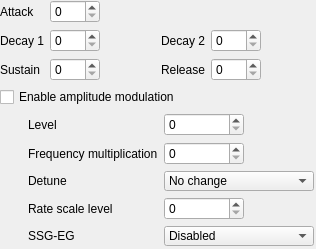
This is src/operator_editor.ui in Wohlstand/OPN2BankEditor as Qt 5 draws it before an edit. The edited form follows.
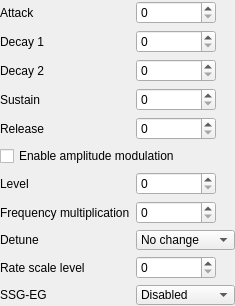
This is the edited form.

```diff
--- a/src/operator_editor.ui
+++ b/src/operator_editor.ui
@@ -6,8 +6,8 @@
    <rect>
     <x>0</x>
     <y>0</y>
-    <width>316</width>
-    <height>249</height>
+    <width>217</width>
+    <height>306</height>
    </rect>
   </property>
   <property name="windowTitle">
@@ -28,91 +28,17 @@
    </property>
    <item>
     <layout class="QGridLayout" name="gridLayout_4">
-     <item row="0" column="1">
-      <widget class="QSpinBox" name="op_attack">
-       <property name="sizePolicy">
-        <sizepolicy hsizetype="Preferred" vsizetype="Fixed">
-         <horstretch>0</horstretch>
-         <verstretch>0</verstretch>
-        </sizepolicy>
-       </property>
-       <property name="minimumSize">
-        <size>
-         <width>50</width>
-         <height>0</height>
-        </size>
-       </property>
-       <property name="maximumSize">
-        <size>
-         <width>80</width>
-         <height>16777215</height>
-        </size>
-       </property>
+     <item row="8" column="0">
+      <widget class="QLabel" name="label_12">
        <property name="toolTip">
         <string>&lt;html&gt;&lt;head/&gt;&lt;body&gt;&lt;p&gt;&lt;span style=&quot; font-weight:600;&quot;&gt;Attack Rate.&lt;/span&gt;&lt;/p&gt;&lt;p&gt;Determines the rising time for the sound. The higher the value, the faster the attack.&lt;/p&gt;&lt;p&gt;Range from 0 to 31.&lt;/p&gt;&lt;/body&gt;&lt;/html&gt;</string>
        </property>
-       <property name="maximum">
-        <number>31</number>
+       <property name="text">
+        <string>Detune</string>
        </property>
       </widget>
      </item>
-     <item row="1" column="1">
-      <widget class="QSpinBox" name="op_decay1">
-       <property name="sizePolicy">
-        <sizepolicy hsizetype="Preferred" vsizetype="Fixed">
-         <horstretch>0</horstretch>
-         <verstretch>0</verstretch>
-        </sizepolicy>
-       </property>
-       <property name="minimumSize">
-        <size>
-         <width>50</width>
-         <height>0</height>
-        </size>
-       </property>
-       <property name="maximumSize">
-        <size>
-         <width>80</width>
-         <height>16777215</height>
-        </size>
-       </property>
-       <property name="toolTip">
-        <string>&lt;html&gt;&lt;head/&gt;&lt;body&gt;&lt;p&gt;&lt;span style=&quot; font-weight:600;&quot;&gt;Primary Decay Rate.&lt;/span&gt;&lt;/p&gt;&lt;p&gt;Determines the diminishing time for the sound. The higher the value, the shorter the decay.&lt;/p&gt;&lt;p&gt;It's the initial steep amplitude decay rate.</string>
-       </property>
-       <property name="maximum">
-        <number>31</number>
-       </property>
-      </widget>
-     </item>
-     <item row="2" column="4">
-      <widget class="QSpinBox" name="op_release">
-       <property name="sizePolicy">
-        <sizepolicy hsizetype="Preferred" vsizetype="Fixed">
-         <horstretch>0</horstretch>
-         <verstretch>0</verstretch>
-        </sizepolicy>
-       </property>
-       <property name="minimumSize">
-        <size>
-         <width>50</width>
-         <height>0</height>
-        </size>
-       </property>
-       <property name="maximumSize">
-        <size>
-         <width>80</width>
-         <height>16777215</height>
-        </size>
-       </property>
-       <property name="toolTip">
-        <string>&lt;html&gt;&lt;head/&gt;&lt;body&gt;&lt;p&gt;&lt;span style=&quot; font-weight:600;&quot;&gt;Release Rate.&lt;/span&gt;&lt;/p&gt;&lt;p&gt;Determines the rate at which the sound disappears after KEY-OFF. The higher the value, the shorter the release.&lt;/p&gt;&lt;/body&gt;&lt;/html&gt;</string>
-       </property>
-       <property name="maximum">
-        <number>15</number>
-       </property>
-      </widget>
-     </item>
-     <item row="2" column="0">
+     <item row="3" column="0">
       <widget class="QLabel" name="label_5">
        <property name="toolTip">
         <string>&lt;html&gt;&lt;head/&gt;&lt;body&gt;&lt;p&gt;&lt;span style=&quot; font-weight:600;&quot;&gt;Sustain Level.&lt;/span&gt;&lt;/p&gt;&lt;p&gt;Determines the point at which the sound ceases to decay and changes to a sound having a constant level. The sustain level is expressed as a fraction of the maximum level. 0 is the softest and 15 is the loudest sustain level.&lt;/p&gt;&lt;/body&gt;&lt;/html&gt;</string>
@@ -122,55 +48,7 @@
        </property>
       </widget>
      </item>
-     <item row="2" column="3">
-      <widget class="QLabel" name="label_6">
-       <property name="toolTip">
-        <string>&lt;html&gt;&lt;head/&gt;&lt;body&gt;&lt;p&gt;&lt;span style=&quot; font-weight:600;&quot;&gt;Release Rate.&lt;/span&gt;&lt;/p&gt;&lt;p&gt;Determines the rate at which the sound disappears after KEY-OFF. The higher the value, the shorter the release.&lt;/p&gt;&lt;/body&gt;&lt;/html&gt;</string>
-       </property>
-       <property name="text">
-        <string>Release</string>
-       </property>
-      </widget>
-     </item>
-     <item row="1" column="4">
-      <widget class="QSpinBox" name="op_decay2">
-       <property name="sizePolicy">
-        <sizepolicy hsizetype="Preferred" vsizetype="Fixed">
-         <horstretch>0</horstretch>
-         <verstretch>0</verstretch>
-        </sizepolicy>
-       </property>
-       <property name="minimumSize">
-        <size>
-         <width>50</width>
-         <height>0</height>
-        </size>
-       </property>
-       <property name="maximumSize">
-        <size>
-         <width>80</width>
-         <height>16777215</height>
-        </size>
-       </property>
-       <property name="toolTip">
-        <string>&lt;html&gt;&lt;head/&gt;&lt;body&gt;&lt;p&gt;&lt;span style=&quot; font-weight:600;&quot;&gt;Secondary Decay Rate.&lt;/span&gt;&lt;/p&gt;&lt;p&gt;Determines the diminishing time for the sound. The higher the value, the shorter the decay.&lt;/p&gt;&lt;p&gt;This is the long tail off of the sound that continues as long as the key is depressed.</string>
-       </property>
-       <property name="maximum">
-        <number>31</number>
-       </property>
-      </widget>
-     </item>
-     <item row="1" column="3">
-      <widget class="QLabel" name="label_9">
-       <property name="toolTip">
-        <string>&lt;html&gt;&lt;head/&gt;&lt;body&gt;&lt;p&gt;&lt;span style=&quot; font-weight:600;&quot;&gt;Secondary Decay Rate.&lt;/span&gt;&lt;/p&gt;&lt;p&gt;Determines the diminishing time for the sound. The higher the value, the shorter the decay.&lt;/p&gt;&lt;p&gt;This is the long tail off of the sound that continues as long as the key is depressed.</string>
-       </property>
-       <property name="text">
-        <string>Decay 2</string>
-       </property>
-      </widget>
-     </item>
-     <item row="2" column="1">
+     <item row="3" column="1">
       <widget class="QSpinBox" name="op_sustain">
        <property name="sizePolicy">
         <sizepolicy hsizetype="Preferred" vsizetype="Fixed">
@@ -198,29 +76,6 @@
        </property>
       </widget>
      </item>
-     <item row="0" column="2" rowspan="3">
-      <spacer name="horizontalSpacer_10">
-       <property name="orientation">
-        <enum>Qt::Horizontal</enum>
-       </property>
-       <property name="sizeHint" stdset="0">
-        <size>
-         <width>10</width>
-         <height>20</height>
-        </size>
-       </property>
-      </spacer>
-     </item>
-     <item row="1" column="0">
-      <widget class="QLabel" name="label_7">
-       <property name="toolTip">
-        <string>&lt;html&gt;&lt;head/&gt;&lt;body&gt;&lt;p&gt;&lt;span style=&quot; font-weight:600;&quot;&gt;Primary Decay Rate.&lt;/span&gt;&lt;/p&gt;&lt;p&gt;Determines the diminishing time for the sound. The higher the value, the shorter the decay.&lt;/p&gt;&lt;p&gt;It's the initial steep amplitude decay rate.</string>
-       </property>
-       <property name="text">
-        <string>Decay 1</string>
-       </property>
-      </widget>
-     </item>
      <item row="0" column="0">
       <widget class="QLabel" name="label_10">
        <property name="toolTip">
@@ -231,90 +86,7 @@
        </property>
       </widget>
      </item>
-     <item row="0" column="5" rowspan="3">
-      <spacer name="horizontalSpacer_11">
-       <property name="orientation">
-        <enum>Qt::Horizontal</enum>
-       </property>
-       <property name="sizeHint" stdset="0">
-        <size>
-         <width>10</width>
-         <height>20</height>
-        </size>
-       </property>
-      </spacer>
-     </item>
-    </layout>
-   </item>
-   <item>
-    <widget class="QCheckBox" name="op_am">
-     <property name="sizePolicy">
-      <sizepolicy hsizetype="Preferred" vsizetype="Fixed">
-       <horstretch>0</horstretch>
-       <verstretch>0</verstretch>
-      </sizepolicy>
-     </property>
-     <property name="maximumSize">
-      <size>
-       <width>16777215</width>
-       <height>20</height>
-      </size>
-     </property>
-     <property name="toolTip">
-      <string>&lt;html&gt;&lt;head/&gt;&lt;body&gt;&lt;p&gt;&lt;span style=&quot; font-weight:600;&quot;&gt;Enable affecting by LFO&lt;/span&gt;&lt;/p&gt;&lt;p&gt;Make this operator be affected by LFO.&lt;/p&gt;&lt;/body&gt;&lt;/html&gt;</string>
-     </property>
-     <property name="text">
-      <string>Enable amplitude modulation</string>
-     </property>
-    </widget>
-   </item>
-   <item>
-    <layout class="QFormLayout" name="formLayout">
-     <property name="formAlignment">
-      <set>Qt::AlignRight|Qt::AlignTop|Qt::AlignTrailing</set>
-     </property>
-     <property name="rightMargin">
-      <number>8</number>
-     </property>
-     <item row="0" column="0">
-      <widget class="QLabel" name="label_28">
-       <property name="toolTip">
-        <string>&lt;html&gt;&lt;head/&gt;&lt;body&gt;&lt;p&gt;&lt;span style=&quot; font-weight:600;&quot;&gt;Total Level&lt;/span&gt;&lt;/p&gt;&lt;p&gt;TL (total level) represents the envelope’s highest amplitude, with 0 being the largest and 127 (decimal) the smallest. A change of one unit is about 0.75 dB.&lt;/p&gt;&lt;p&gt;Attenuates the operator output level. &lt;span style=&quot; font-weight:600;&quot;&gt;0&lt;/span&gt; is the loudest, &lt;span style=&quot; font-weight:600;&quot;&gt;127&lt;/span&gt; is the softest. In dependence on algorithm, varying the output level of any operator varies the volume of its corresponding channel. In FM synthesis, varying the output level of the carrier varies the volume of the channel. Varying the output of the modulator will change the frequency spectrum produced by the carrier.&lt;/p&gt;&lt;/body&gt;&lt;/html&gt;</string>
-       </property>
-       <property name="text">
-        <string>Level</string>
-       </property>
-      </widget>
-     </item>
-     <item row="0" column="1">
-      <widget class="QSpinBox" name="op_level">
-       <property name="sizePolicy">
-        <sizepolicy hsizetype="Preferred" vsizetype="Fixed">
-         <horstretch>0</horstretch>
-         <verstretch>0</verstretch>
-        </sizepolicy>
-       </property>
-       <property name="minimumSize">
-        <size>
-         <width>50</width>
-         <height>0</height>
-        </size>
-       </property>
-       <property name="maximumSize">
-        <size>
-         <width>80</width>
-         <height>16777215</height>
-        </size>
-       </property>
-       <property name="toolTip">
-        <string>&lt;html&gt;&lt;head/&gt;&lt;body&gt;&lt;p&gt;&lt;span style=&quot; font-weight:600;&quot;&gt;Total Level&lt;/span&gt;&lt;/p&gt;&lt;p&gt;TL (total level) represents the envelope’s highest amplitude, with 0 being the largest and 127 (decimal) the smallest. A change of one unit is about 0.75 dB.&lt;/p&gt;&lt;p&gt;Attenuates the operator output level. &lt;span style=&quot; font-weight:600;&quot;&gt;0&lt;/span&gt; is the loudest, &lt;span style=&quot; font-weight:600;&quot;&gt;127&lt;/span&gt; is the softest. In dependence on algorithm, varying the output level of any operator varies the volume of its corresponding channel. In FM synthesis, varying the output level of the carrier varies the volume of the channel. Varying the output of the modulator will change the frequency spectrum produced by the carrier.&lt;/p&gt;&lt;/body&gt;&lt;/html&gt;</string>
-       </property>
-       <property name="maximum">
-        <number>127</number>
-       </property>
-      </widget>
-     </item>
-     <item row="1" column="0">
+     <item row="7" column="0">
       <widget class="QLabel" name="label_11">
        <property name="toolTip">
         <string>&lt;html&gt;&lt;head/&gt;&lt;body&gt;&lt;p&gt;&lt;span style=&quot; font-weight:600;&quot;&gt;Frequency Multiplication Factor (MUL)&lt;/span&gt;&lt;/p&gt;&lt;p&gt;Operator's frequency is set to F-Number*Factor.&lt;/p&gt;&lt;p&gt;&lt;span style=&quot; text-decoration: underline;&quot;&gt;In simple words, increases operator's frequency to number of octaves.&lt;/span&gt;&lt;br/&gt;&lt;br/&gt;Where F-Number is:&lt;/p&gt;&lt;p&gt;F-Number = Music Frequency * 2^(20-Block) / 53267 Hz&lt;/p&gt;&lt;p&gt;Where Block is a Block Number. Roughly determines the octave.&lt;/p&gt;&lt;/body&gt;&lt;/html&gt;</string>
@@ -324,45 +96,56 @@
        </property>
       </widget>
      </item>
-     <item row="1" column="1">
-      <widget class="QSpinBox" name="op_freqmult">
+     <item row="10" column="0">
+      <widget class="QLabel" name="label_13">
+       <property name="text">
+        <string>SSG-EG</string>
+       </property>
+      </widget>
+     </item>
+     <item row="5" column="0" colspan="2">
+      <widget class="QCheckBox" name="op_am">
        <property name="sizePolicy">
         <sizepolicy hsizetype="Preferred" vsizetype="Fixed">
          <horstretch>0</horstretch>
          <verstretch>0</verstretch>
         </sizepolicy>
        </property>
-       <property name="minimumSize">
-        <size>
-         <width>50</width>
-         <height>0</height>
-        </size>
-       </property>
        <property name="maximumSize">
         <size>
-         <width>80</width>
-         <height>16777215</height>
+         <width>16777215</width>
+         <height>20</height>
         </size>
        </property>
        <property name="toolTip">
         <string>&lt;html&gt;&lt;head/&gt;&lt;body&gt;&lt;p&gt;&lt;span style=&quot; font-weight:600;&quot;&gt;Frequency Multiplication Factor (MUL)&lt;/span&gt;&lt;/p&gt;&lt;p&gt;Operator's frequency is set to F-Number*Factor.&lt;/p&gt;&lt;p&gt;&lt;span style=&quot; text-decoration: underline;&quot;&gt;In simple words, increases operator's frequency to number of octaves.&lt;/span&gt;&lt;br/&gt;&lt;br/&gt;Where F-Number is:&lt;/p&gt;&lt;p&gt;F-Number = Music Frequency * 2^(20-Block) / 53267 Hz&lt;/p&gt;&lt;p&gt;Where Block is a Block Number. Roughly determines the octave.&lt;/p&gt;&lt;/body&gt;&lt;/html&gt;</string>
        </property>
-       <property name="maximum">
-        <number>15</number>
+       <property name="text">
+        <string>Enable amplitude modulation</string>
+       </property>
+      </widget>
+     </item>
+     <item row="9" column="0">
+      <widget class="QLabel" name="label_32">
+       <property name="toolTip">
+        <string>&lt;html&gt;&lt;head/&gt;&lt;body&gt;&lt;p&gt;&lt;span style=&quot; font-size:large; font-weight:600;&quot;&gt;Rate Scale Level&lt;/span&gt;&lt;/p&gt;&lt;p&gt;A parameter that determines the degree to which the envelope execution speed increases according to the pitch. &lt;/p&gt;&lt;/body&gt;&lt;/html&gt;</string>
+       </property>
+       <property name="text">
+        <string>Rate scale level</string>
        </property>
       </widget>
      </item>
      <item row="2" column="0">
-      <widget class="QLabel" name="label_12">
+      <widget class="QLabel" name="label_9">
        <property name="toolTip">
         <string>&lt;html&gt;&lt;head/&gt;&lt;body&gt;&lt;p&gt;&lt;span style=&quot; font-size:large; font-weight:600;&quot;&gt;Detune&lt;/span&gt;&lt;/p&gt;&lt;p&gt;Detune gives small variations from the overall frequency × MUL. The MSB of DT1 is a primitive sign bit, and the two LSB’s are magnitude bits. &lt;/p&gt;&lt;/body&gt;&lt;/html&gt;</string>
        </property>
        <property name="text">
-        <string>Detune</string>
+        <string>Decay 2</string>
        </property>
       </widget>
      </item>
-     <item row="2" column="1">
+     <item row="8" column="1">
       <widget class="QComboBox" name="op_detune">
        <property name="maximumSize">
         <size>
@@ -415,52 +198,93 @@
        </item>
       </widget>
      </item>
-     <item row="3" column="0">
-      <widget class="QLabel" name="label_32">
-       <property name="toolTip">
-        <string>&lt;html&gt;&lt;head/&gt;&lt;body&gt;&lt;p&gt;&lt;span style=&quot; font-size:large; font-weight:600;&quot;&gt;Rate Scale Level&lt;/span&gt;&lt;/p&gt;&lt;p&gt;A parameter that determines the degree to which the envelope execution speed increases according to the pitch. &lt;/p&gt;&lt;/body&gt;&lt;/html&gt;</string>
-       </property>
-       <property name="text">
-        <string>Rate scale level</string>
-       </property>
-      </widget>
-     </item>
-     <item row="3" column="1">
-      <widget class="QSpinBox" name="op_ratescale">
-       <property name="sizePolicy">
-        <sizepolicy hsizetype="Preferred" vsizetype="Fixed">
-         <horstretch>0</horstretch>
-         <verstretch>0</verstretch>
-        </sizepolicy>
-       </property>
-       <property name="minimumSize">
-        <size>
-         <width>50</width>
-         <height>0</height>
-        </size>
-       </property>
-       <property name="maximumSize">
-        <size>
-         <width>80</width>
-         <height>16777215</height>
-        </size>
-       </property>
-       <property name="toolTip">
-        <string>&lt;html&gt;&lt;head/&gt;&lt;body&gt;&lt;p&gt;&lt;span style=&quot; font-size:large; font-weight:600;&quot;&gt;Rate Scale Level&lt;/span&gt;&lt;/p&gt;&lt;p&gt;A parameter that determines the degree to which the envelope execution speed increases according to the pitch. &lt;/p&gt;&lt;/body&gt;&lt;/html&gt;</string>
-       </property>
-       <property name="maximum">
-        <number>3</number>
-       </property>
-      </widget>
-     </item>
      <item row="4" column="0">
-      <widget class="QLabel" name="label_13">
+      <widget class="QLabel" name="label_6">
+       <property name="toolTip">
+        <string>&lt;html&gt;&lt;head/&gt;&lt;body&gt;&lt;p&gt;&lt;span style=&quot; font-weight:600;&quot;&gt;Release Rate.&lt;/span&gt;&lt;/p&gt;&lt;p&gt;Determines the rate at which the sound disappears after KEY-OFF. The higher the value, the shorter the release.&lt;/p&gt;&lt;/body&gt;&lt;/html&gt;</string>
+       </property>
        <property name="text">
-        <string>SSG-EG</string>
+        <string>Release</string>
+       </property>
+      </widget>
+     </item>
+     <item row="1" column="1">
+      <widget class="QSpinBox" name="op_decay1">
+       <property name="sizePolicy">
+        <sizepolicy hsizetype="Preferred" vsizetype="Fixed">
+         <horstretch>0</horstretch>
+         <verstretch>0</verstretch>
+        </sizepolicy>
+       </property>
+       <property name="minimumSize">
+        <size>
+         <width>50</width>
+         <height>0</height>
+        </size>
+       </property>
+       <property name="maximumSize">
+        <size>
+         <width>80</width>
+         <height>16777215</height>
+        </size>
+       </property>
+       <property name="toolTip">
+        <string>&lt;html&gt;&lt;head/&gt;&lt;body&gt;&lt;p&gt;&lt;span style=&quot; font-weight:600;&quot;&gt;Primary Decay Rate.&lt;/span&gt;&lt;/p&gt;&lt;p&gt;Determines the diminishing time for the sound. The higher the value, the shorter the decay.&lt;/p&gt;&lt;p&gt;It's the initial steep amplitude decay rate.</string>
+       </property>
+       <property name="maximum">
+        <number>31</number>
+       </property>
+      </widget>
+     </item>
+     <item row="6" column="0">
+      <widget class="QLabel" name="label_28">
+       <property name="toolTip">
+        <string>&lt;html&gt;&lt;head/&gt;&lt;body&gt;&lt;p&gt;&lt;span style=&quot; font-weight:600;&quot;&gt;Total Level&lt;/span&gt;&lt;/p&gt;&lt;p&gt;TL (total level) represents the envelope’s highest amplitude, with 0 being the largest and 127 (decimal) the smallest. A change of one unit is about 0.75 dB.&lt;/p&gt;&lt;p&gt;Attenuates the operator output level. &lt;span style=&quot; font-weight:600;&quot;&gt;0&lt;/span&gt; is the loudest, &lt;span style=&quot; font-weight:600;&quot;&gt;127&lt;/span&gt; is the softest. In dependence on algorithm, varying the output level of any operator varies the volume of its corresponding channel. In FM synthesis, varying the output level of the carrier varies the volume of the channel. Varying the output of the modulator will change the frequency spectrum produced by the carrier.&lt;/p&gt;&lt;/body&gt;&lt;/html&gt;</string>
+       </property>
+       <property name="text">
+        <string>Level</string>
+       </property>
+      </widget>
+     </item>
+     <item row="1" column="0">
+      <widget class="QLabel" name="label_7">
+       <property name="toolTip">
+        <string>&lt;html&gt;&lt;head/&gt;&lt;body&gt;&lt;p&gt;&lt;span style=&quot; font-weight:600;&quot;&gt;Primary Decay Rate.&lt;/span&gt;&lt;/p&gt;&lt;p&gt;Determines the diminishing time for the sound. The higher the value, the shorter the decay.&lt;/p&gt;&lt;p&gt;It's the initial steep amplitude decay rate.</string>
+       </property>
+       <property name="text">
+        <string>Decay 1</string>
        </property>
       </widget>
      </item>
      <item row="4" column="1">
+      <widget class="QSpinBox" name="op_release">
+       <property name="sizePolicy">
+        <sizepolicy hsizetype="Preferred" vsizetype="Fixed">
+         <horstretch>0</horstretch>
+         <verstretch>0</verstretch>
+        </sizepolicy>
+       </property>
+       <property name="minimumSize">
+        <size>
+         <width>50</width>
+         <height>0</height>
+        </size>
+       </property>
+       <property name="maximumSize">
+        <size>
+         <width>80</width>
+         <height>16777215</height>
+        </size>
+       </property>
+       <property name="toolTip">
+        <string>&lt;html&gt;&lt;head/&gt;&lt;body&gt;&lt;p&gt;&lt;span style=&quot; font-weight:600;&quot;&gt;Release Rate.&lt;/span&gt;&lt;/p&gt;&lt;p&gt;Determines the rate at which the sound disappears after KEY-OFF. The higher the value, the shorter the release.&lt;/p&gt;&lt;/body&gt;&lt;/html&gt;</string>
+       </property>
+       <property name="maximum">
+        <number>15</number>
+       </property>
+      </widget>
+     </item>
+     <item row="10" column="1">
       <widget class="QComboBox" name="op_ssgeg">
        <property name="maximumSize">
         <size>
@@ -553,6 +377,146 @@
        </item>
       </widget>
      </item>
+     <item row="2" column="1">
+      <widget class="QSpinBox" name="op_decay2">
+       <property name="sizePolicy">
+        <sizepolicy hsizetype="Preferred" vsizetype="Fixed">
+         <horstretch>0</horstretch>
+         <verstretch>0</verstretch>
+        </sizepolicy>
+       </property>
+       <property name="minimumSize">
+        <size>
+         <width>50</width>
+         <height>0</height>
+        </size>
+       </property>
+       <property name="maximumSize">
+        <size>
+         <width>80</width>
+         <height>16777215</height>
+        </size>
+       </property>
+       <property name="toolTip">
+        <string>&lt;html&gt;&lt;head/&gt;&lt;body&gt;&lt;p&gt;&lt;span style=&quot; font-weight:600;&quot;&gt;Secondary Decay Rate.&lt;/span&gt;&lt;/p&gt;&lt;p&gt;Determines the diminishing time for the sound. The higher the value, the shorter the decay.&lt;/p&gt;&lt;p&gt;This is the long tail off of the sound that continues as long as the key is depressed.</string>
+       </property>
+       <property name="maximum">
+        <number>31</number>
+       </property>
+      </widget>
+     </item>
+     <item row="6" column="1">
+      <widget class="QSpinBox" name="op_level">
+       <property name="sizePolicy">
+        <sizepolicy hsizetype="Preferred" vsizetype="Fixed">
+         <horstretch>0</horstretch>
+         <verstretch>0</verstretch>
+        </sizepolicy>
+       </property>
+       <property name="minimumSize">
+        <size>
+         <width>50</width>
+         <height>0</height>
+        </size>
+       </property>
+       <property name="maximumSize">
+        <size>
+         <width>80</width>
+         <height>16777215</height>
+        </size>
+       </property>
+       <property name="toolTip">
+        <string>&lt;html&gt;&lt;head/&gt;&lt;body&gt;&lt;p&gt;&lt;span style=&quot; font-weight:600;&quot;&gt;Total Level&lt;/span&gt;&lt;/p&gt;&lt;p&gt;TL (total level) represents the envelope’s highest amplitude, with 0 being the largest and 127 (decimal) the smallest. A change of one unit is about 0.75 dB.&lt;/p&gt;&lt;p&gt;Attenuates the operator output level. &lt;span style=&quot; font-weight:600;&quot;&gt;0&lt;/span&gt; is the loudest, &lt;span style=&quot; font-weight:600;&quot;&gt;127&lt;/span&gt; is the softest. In dependence on algorithm, varying the output level of any operator varies the volume of its corresponding channel. In FM synthesis, varying the output level of the carrier varies the volume of the channel. Varying the output of the modulator will change the frequency spectrum produced by the carrier.&lt;/p&gt;&lt;/body&gt;&lt;/html&gt;</string>
+       </property>
+       <property name="maximum">
+        <number>127</number>
+       </property>
+      </widget>
+     </item>
+     <item row="0" column="1">
+      <widget class="QSpinBox" name="op_attack">
+       <property name="sizePolicy">
+        <sizepolicy hsizetype="Preferred" vsizetype="Fixed">
+         <horstretch>0</horstretch>
+         <verstretch>0</verstretch>
+        </sizepolicy>
+       </property>
+       <property name="minimumSize">
+        <size>
+         <width>50</width>
+         <height>0</height>
+        </size>
+       </property>
+       <property name="maximumSize">
+        <size>
+         <width>80</width>
+         <height>16777215</height>
+        </size>
+       </property>
+       <property name="toolTip">
+        <string>&lt;html&gt;&lt;head/&gt;&lt;body&gt;&lt;p&gt;&lt;span style=&quot; font-weight:600;&quot;&gt;Attack Rate.&lt;/span&gt;&lt;/p&gt;&lt;p&gt;Determines the rising time for the sound. The higher the value, the faster the attack.&lt;/p&gt;&lt;p&gt;Range from 0 to 31.&lt;/p&gt;&lt;/body&gt;&lt;/html&gt;</string>
+       </property>
+       <property name="maximum">
+        <number>31</number>
+       </property>
+      </widget>
+     </item>
+     <item row="9" column="1">
+      <widget class="QSpinBox" name="op_ratescale">
+       <property name="sizePolicy">
+        <sizepolicy hsizetype="Preferred" vsizetype="Fixed">
+         <horstretch>0</horstretch>
+         <verstretch>0</verstretch>
+        </sizepolicy>
+       </property>
+       <property name="minimumSize">
+        <size>
+         <width>50</width>
+         <height>0</height>
+        </size>
+       </property>
+       <property name="maximumSize">
+        <size>
+         <width>80</width>
+         <height>16777215</height>
+        </size>
+       </property>
+       <property name="toolTip">
+        <string>&lt;html&gt;&lt;head/&gt;&lt;body&gt;&lt;p&gt;&lt;span style=&quot; font-size:large; font-weight:600;&quot;&gt;Rate Scale Level&lt;/span&gt;&lt;/p&gt;&lt;p&gt;A parameter that determines the degree to which the envelope execution speed increases according to the pitch. &lt;/p&gt;&lt;/body&gt;&lt;/html&gt;</string>
+       </property>
+       <property name="maximum">
+        <number>3</number>
+       </property>
+      </widget>
+     </item>
+     <item row="7" column="1">
+      <widget class="QSpinBox" name="op_freqmult">
+       <property name="sizePolicy">
+        <sizepolicy hsizetype="Preferred" vsizetype="Fixed">
+         <horstretch>0</horstretch>
+         <verstretch>0</verstretch>
+        </sizepolicy>
+       </property>
+       <property name="minimumSize">
+        <size>
+         <width>50</width>
+         <height>0</height>
+        </size>
+       </property>
+       <property name="maximumSize">
+        <size>
+         <width>80</width>
+         <height>16777215</height>
+        </size>
+       </property>
+       <property name="toolTip">
+        <string>&lt;html&gt;&lt;head/&gt;&lt;body&gt;&lt;p&gt;&lt;span style=&quot; font-weight:600;&quot;&gt;Frequency Multiplication Factor (MUL)&lt;/span&gt;&lt;/p&gt;&lt;p&gt;Operator's frequency is set to F-Number*Factor.&lt;/p&gt;&lt;p&gt;&lt;span style=&quot; text-decoration: underline;&quot;&gt;In simple words, increases operator's frequency to number of octaves.&lt;/span&gt;&lt;br/&gt;&lt;br/&gt;Where F-Number is:&lt;/p&gt;&lt;p&gt;F-Number = Music Frequency * 2^(20-Block) / 53267 Hz&lt;/p&gt;&lt;p&gt;Where Block is a Block Number. Roughly determines the octave.&lt;/p&gt;&lt;/body&gt;&lt;/html&gt;</string>
+       </property>
+       <property name="maximum">
+        <number>15</number>
+       </property>
+      </widget>
+     </item>
     </layout>
    </item>
   </layout>
```
Left out of the diff: 6 changed lines with no effect on the pictures.
